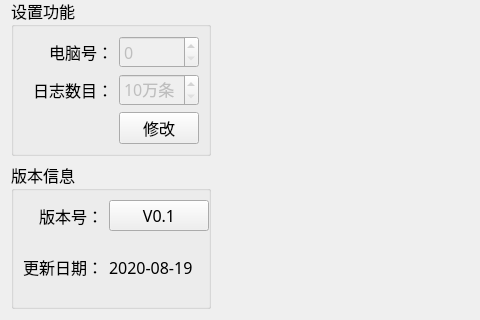
The window that PDU-CalibrateTool/setups/setup_mainwid.ui (ChinaClever/PDU-CalibrateTool) describes before a commit, drawn with Qt 5; both pictures show x 0 to 480 and y 430 to 750 of the 1023 by 750 pixel window.
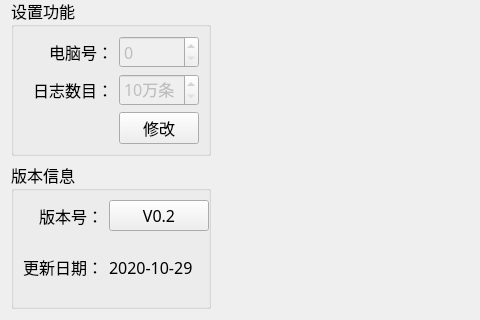
The same window after the commit.

The edit to the form file:
```diff
--- a/PDU-CalibrateTool/setups/setup_mainwid.ui
+++ b/PDU-CalibrateTool/setups/setup_mainwid.ui
@@ -387,7 +387,7 @@
       <item row="1" column="2">
        <widget class="QLabel" name="label_4">
         <property name="text">
-         <string>2020-08-19</string>
+         <string>2020-10-29</string>
         </property>
        </widget>
       </item>
@@ -420,7 +420,7 @@
          </size>
         </property>
         <property name="text">
-         <string>V0.1</string>
+         <string>V0.2</string>
         </property>
        </widget>
       </item>
```
